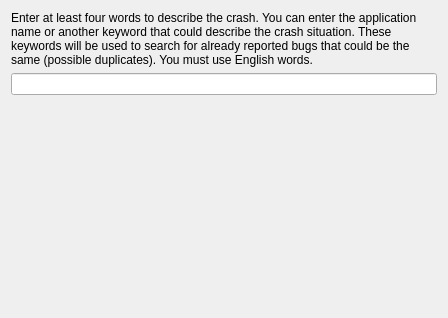
Qt form drkonqi/ui/assistantpage_bugzilla_keywords.ui (KDE/kde-runtime) before a commit.
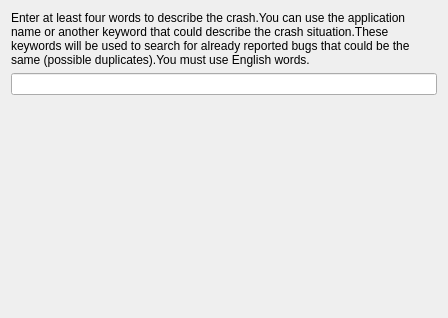
The same form after that commit. Custom widgets are drawn as their Qt base class.

Patch:
```diff
--- a/drkonqi/ui/assistantpage_bugzilla_keywords.ui
+++ b/drkonqi/ui/assistantpage_bugzilla_keywords.ui
@@ -14,7 +14,7 @@
    <item>
     <widget class="QLabel" name="m_detailsLabel">
      <property name="text">
-      <string comment="@info/rich">Enter at least four words to describe the crash. You can enter the application name or another keyword that could describe the crash situation. These keywords will be used to search for already reported bugs that could be the same (possible duplicates). &lt;note&gt;You must use English words.&lt;/note&gt;</string>
+      <string comment="@info/rich">&lt;para&gt;Enter at least four words to describe the crash.&lt;/para&gt;&lt;para&gt;You can use the application name or another keyword that could describe the crash situation.&lt;nl /&gt;These keywords will be used to search for already reported bugs that could be the same (possible duplicates).&lt;/para&gt;&lt;para&gt;&lt;note&gt;You must use English words.&lt;/note&gt;&lt;/para&gt;</string>
      </property>
      <property name="wordWrap">
       <bool>true</bool>
```
